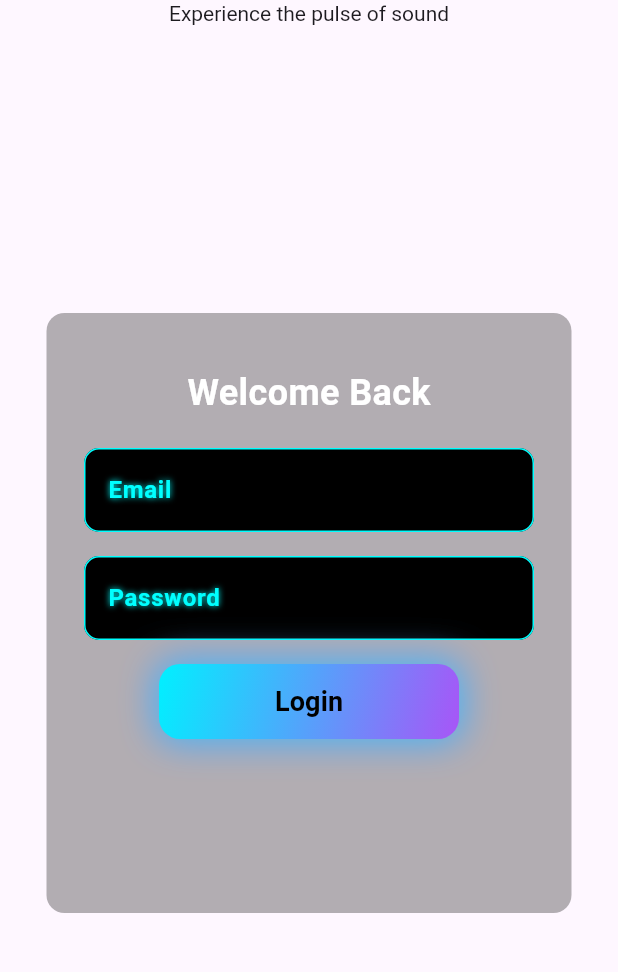
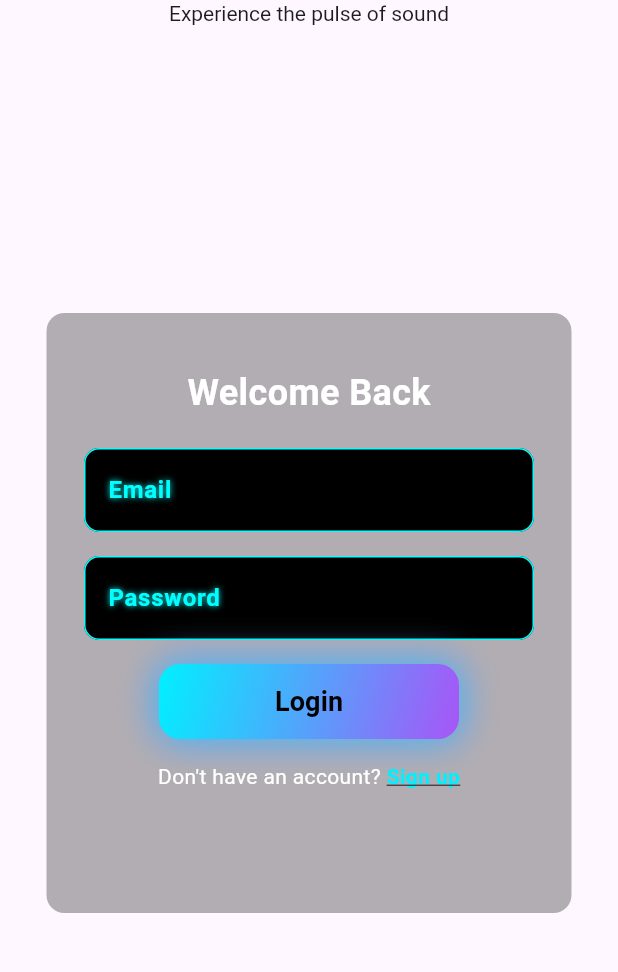
Before and after one commit to Tariqul-huda/stream_play, a Flutter app: the screen it shows after launch, on a phone screen of 412 x 824 dp, the part 47-1019 px from its top. Run offline on Flutter 3.47's test engine with Material 3 defaults, Android fonts, the phone set to English and light mode, and no system bars.

Commit message:
changed code

```diff
--- a/lib/pages/login.dart
+++ b/lib/pages/login.dart
@@ -1,7 +1,7 @@
 import 'package:flutter/material.dart';
-
+import './signup.dart';
 class LoginPage extends StatefulWidget {
-  LoginPage({super.key});
+  const LoginPage({super.key});
   @override
   State<LoginPage> createState() => _LoginPageState();
 }
@@ -22,7 +22,9 @@ class _LoginPageState extends State<LoginPage> {
   @override
   Widget build(BuildContext context) {
     return Scaffold(
+      // backgroundColor: Colors.black,
       appBar: AppBar(
+
         centerTitle: true,
         title: Column(
           mainAxisAlignment: MainAxisAlignment.center,
@@ -38,7 +40,9 @@ class _LoginPageState extends State<LoginPage> {
           ],
         ),
       ),
-      body: Center(
+      body:
+
+      Center(
         child: Container(
           width: 350,
           height: 400,
@@ -180,12 +184,12 @@ class _LoginPageState extends State<LoginPage> {
                         borderRadius: BorderRadius.circular(14),
                         boxShadow: [
                           BoxShadow(
-                            color: const Color(0xFFA855F7).withOpacity(0.6),
+                            color: const Color(0xFFA855F7).withValues(alpha:0.6),
                             blurRadius: 20,
                             spreadRadius: 2,
                           ),
                           BoxShadow(
-                            color: const Color(0xFF00F0FF).withOpacity(0.6),
+                            color: const Color(0xFF00F0FF).withValues(alpha:0.6),
                             blurRadius: 20,
                             spreadRadius: 2,
                           ),
@@ -214,6 +218,33 @@ class _LoginPageState extends State<LoginPage> {
                   ],
                 ),
               ),
+              SizedBox(height: 15,),
+              Row(
+                mainAxisAlignment: MainAxisAlignment.center,
+                children: [
+                  const Text(
+                    "Don't have an account? ",
+                    style: TextStyle(color: Colors.white),
+                  ),
+                  GestureDetector(
+                    onTap: () {
+                      Navigator.push(
+                        context,
+                        MaterialPageRoute(builder: (context) =>  SignUpPage()),
+                      );
+                    },
+                    child: const Text(
+                      "Sign up",
+                      style: TextStyle(
+                        color: Color(0xFF00F0FF), // cyan accent
+                        fontWeight: FontWeight.bold,
+                        decoration: TextDecoration.underline,
+                      ),
+                    ),
+                  ),
+                ],
+              )
+
             ],
           ),
         ),
```
Also changed, not shown: lib/main.dart (+0 -57 lines), lib/pages/signup.dart (added, +25 -0 lines).
